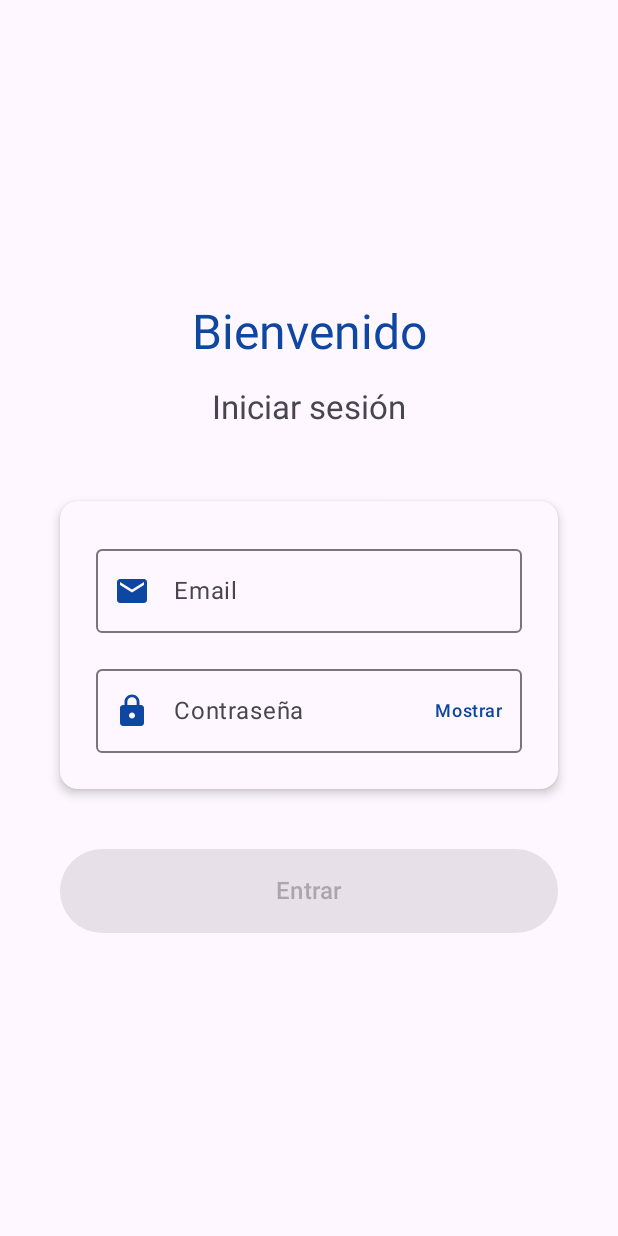
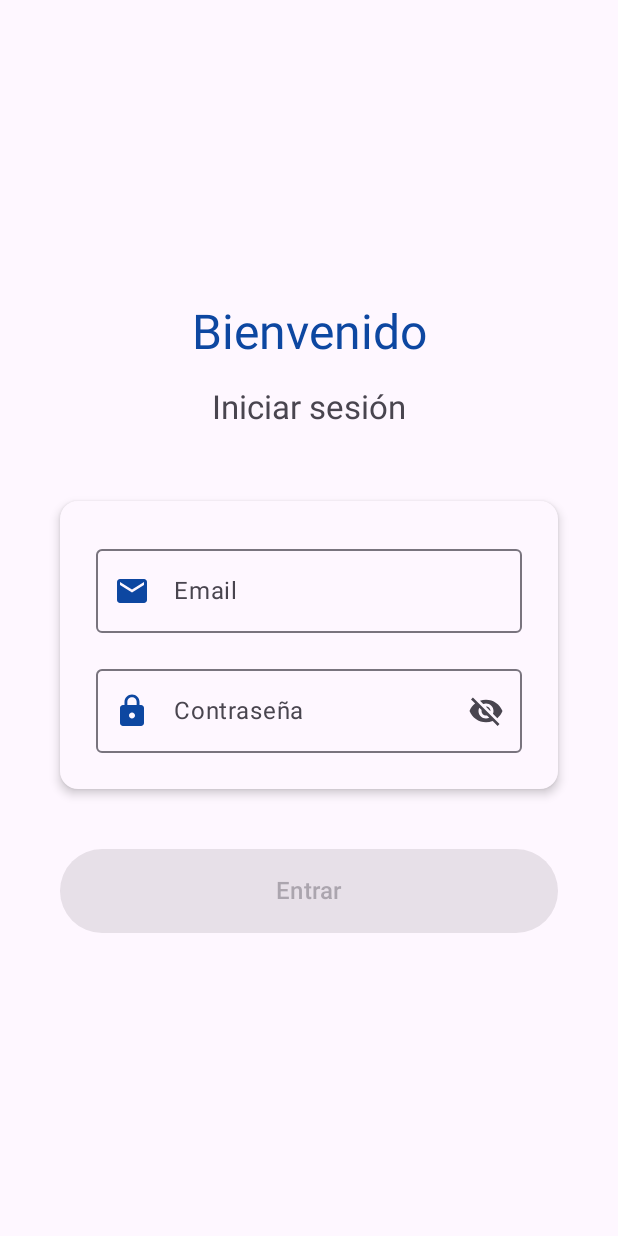
Before and after one commit to Yepas-Desarrollos/app_android, an Android app built with Jetpack Compose: the screen it shows after launch (MainActivity), on a phone screen of 412 x 824 dp. Run offline under Robolectric (Android 15) with nearby library versions, the phone set to English and light mode, and no system bars.

Commit message:
icono para ver contraseña en login (ojo)

```diff
--- a/app/build.gradle.kts
+++ b/app/build.gradle.kts
@@ -70,6 +70,7 @@ dependencies {
     implementation(libs.androidx.ui.graphics)
     implementation(libs.androidx.ui.tooling.preview)
     implementation(libs.androidx.material3)
+    implementation("androidx.compose.material:material-icons-extended")
 
 
     debugImplementation(libs.androidx.ui.tooling)
--- a/app/src/main/java/mx/checklist/ui/screens/LoginScreen.kt
+++ b/app/src/main/java/mx/checklist/ui/screens/LoginScreen.kt
@@ -4,6 +4,8 @@ import androidx.compose.foundation.layout.*
 import androidx.compose.material.icons.Icons
 import androidx.compose.material.icons.filled.Email
 import androidx.compose.material.icons.filled.Lock
+import androidx.compose.material.icons.filled.Visibility
+import androidx.compose.material.icons.filled.VisibilityOff
 import androidx.compose.material3.*
 import androidx.compose.runtime.*
 import androidx.compose.ui.Alignment
@@ -105,11 +107,11 @@ fun LoginScreen(
                                 )
                             },
                             trailingIcon = {
-                                TextButton(onClick = { passwordVisible = !passwordVisible }) {
-                                    Text(
-                                        text = if (passwordVisible) "Ocultar" else "Mostrar",
-                                        style = MaterialTheme.typography.labelMedium,
-                                        color = MaterialTheme.colorScheme.primary
+                                IconButton(onClick = { passwordVisible = !passwordVisible }) {
+                                    Icon(
+                                        imageVector = if (passwordVisible) Icons.Default.Visibility else Icons.Default.VisibilityOff,
+                                        contentDescription = if (passwordVisible) "Ocultar contraseña" else "Mostrar contraseña",
+                                        tint = MaterialTheme.colorScheme.onSurfaceVariant
                                     )
                                 }
                             },
```
